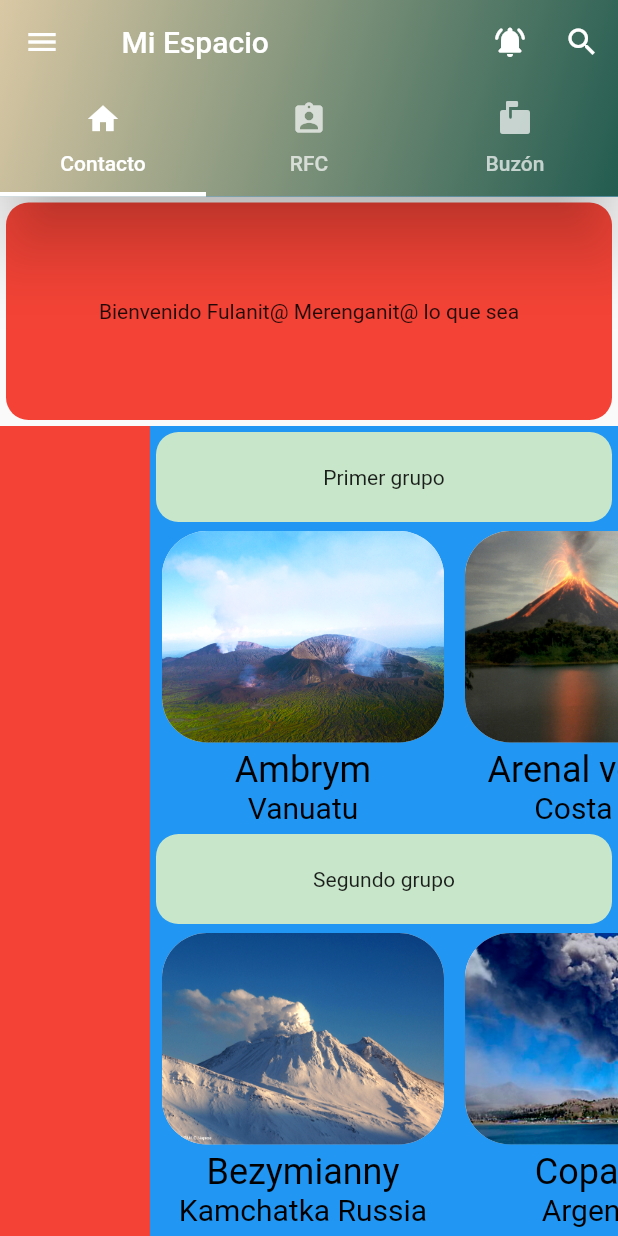
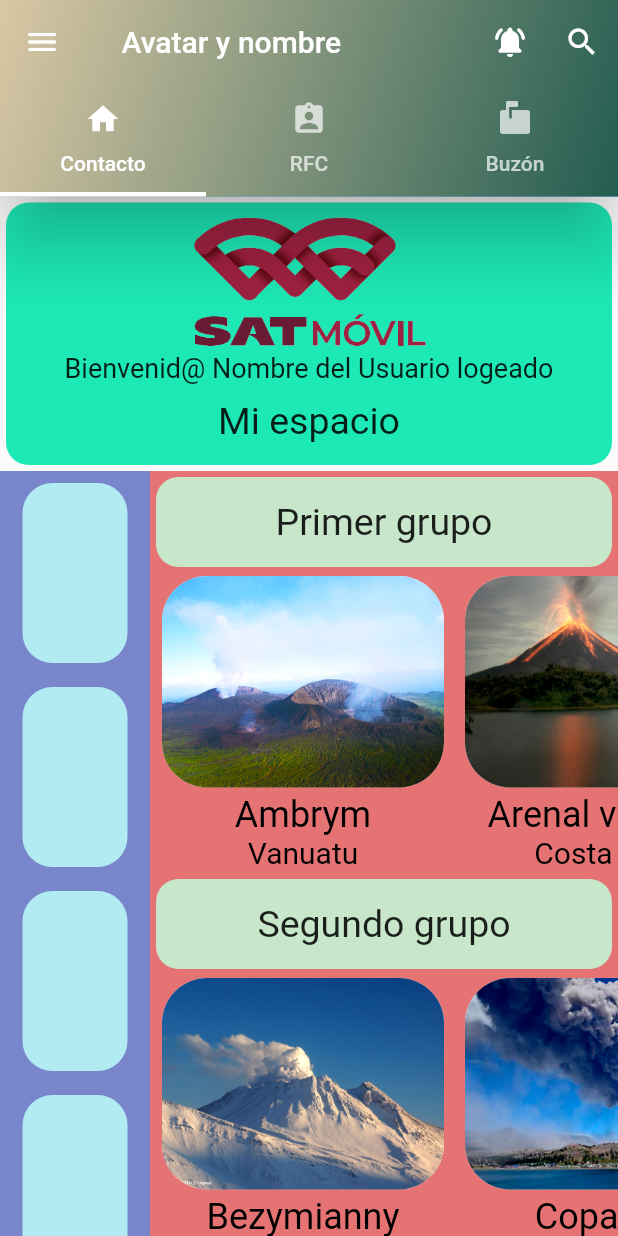
Before and after one commit to luigialejandro/flutter_home_try, a Flutter app: the screen it shows after launch, on a phone screen of 412 x 824 dp. Run offline on Flutter 3.47's test engine with Material 2 defaults, Android fonts, the phone set to English and light mode, and no system bars.

Commit message:
Addign some style to my containers (including color and font size). Towards a new design in my welcome container

```diff
--- a/lib/homepage_try.dart
+++ b/lib/homepage_try.dart
@@ -193,7 +193,7 @@ class _HomePageState extends State<HomePage> {
       length: 3,
       child: Scaffold(
         appBar: AppBar(
-          title: Text('Mi Espacio'),
+          title: Text('Avatar y nombre'),
           //centerTitle: true,
           leading: IconButton(
               onPressed: () {
@@ -249,12 +249,37 @@ class _HomePageState extends State<HomePage> {
               Container(
                 margin: EdgeInsets.symmetric(vertical: 4, horizontal: 4),
                 width: double.infinity,
-                height: 145,
+                height: 175,
                 decoration: BoxDecoration(
-                    color: Colors.red,
+                    color: Colors.tealAccent[400],
                     borderRadius: BorderRadius.all(Radius.circular(15))),
                 child: Center(
-                    child: Text('Bienvenido Fulanit@ Merenganit@ lo que sea')),
+                    child: Column(
+                  mainAxisAlignment: MainAxisAlignment.start,
+                  children: [
+                    Center(
+                      child: Container(
+                        //color: Colors.yellow,
+                        height: 100,
+                        width: 160,
+                        child: Image.asset('assets/images/logo_sat_movil.png'),
+                      ),
+                    ),
+                    Center(
+                      child: Container(
+                        child: Text('Bienvenid@ Nombre del Usuario logeado',
+                            style: TextStyle(fontSize: 18)),
+                      ),
+                    ),
+                    Center(
+                      child: Container(
+                        padding: EdgeInsets.only(top: 10),
+                        child:
+                            Text('Mi espacio', style: TextStyle(fontSize: 25)),
+                      ),
+                    ),
+                  ],
+                )),
               ),
               Row(
                 children: [
@@ -263,9 +288,56 @@ class _HomePageState extends State<HomePage> {
                     height: MediaQuery.of(context).size.height,
                     width: 100,
                     decoration: BoxDecoration(
-                      color: Colors.red,
+                      color: Colors.indigo[300],
                       //borderRadius: BorderRadius.all(Radius.circular(15))),
                       //child: Center(child: Text('Bienvenido lo que sea')),
+                    ),
+                    child: Center(
+                      child: Column(
+                        mainAxisAlignment: MainAxisAlignment.start,
+                        children: [
+                          Container(
+                            margin: EdgeInsets.symmetric(
+                                vertical: 8, horizontal: 2),
+                            width: 70,
+                            height: 120,
+                            decoration: BoxDecoration(
+                                color: Colors.cyan[100],
+                                borderRadius:
+                                    BorderRadius.all(Radius.circular(20))),
+                          ),
+                          Container(
+                            margin: EdgeInsets.symmetric(
+                                vertical: 8, horizontal: 2),
+                            width: 70,
+                            height: 120,
+                            decoration: BoxDecoration(
+                                color: Colors.cyan[100],
+                                borderRadius:
+                                    BorderRadius.all(Radius.circular(20))),
+                          ),
+                          Container(
+                            margin: EdgeInsets.symmetric(
+                                vertical: 8, horizontal: 2),
+                            width: 70,
+                            height: 120,
+                            decoration: BoxDecoration(
+                                color: Colors.cyan[100],
+                                borderRadius:
+                                    BorderRadius.all(Radius.circular(20))),
+                          ),
+                          Container(
+                            margin: EdgeInsets.symmetric(
+                                vertical: 8, horizontal: 2),
+                            width: 70,
+                            height: 120,
+                            decoration: BoxDecoration(
+                                color: Colors.cyan[100],
+                                borderRadius:
+                                    BorderRadius.all(Radius.circular(20))),
+                          ),
+                        ],
+                      ),
                     ),
                   ),
                   Container(
@@ -273,7 +345,7 @@ class _HomePageState extends State<HomePage> {
                     height: MediaQuery.of(context).size.height,
                     width: MediaQuery.of(context).size.width - 100,
                     decoration: BoxDecoration(
-                      color: Colors.blue,
+                      color: Colors.red[300],
                       //borderRadius: BorderRadius.all(Radius.circular(15))),
                       //child: Center(child: Text('Bienvenido lo que sea')),
                     ),
@@ -288,7 +360,9 @@ class _HomePageState extends State<HomePage> {
                               color: Colors.green[100],
                               borderRadius:
                                   BorderRadius.all(Radius.circular(15))),
-                          child: Center(child: Text('Primer grupo')),
+                          child: Center(
+                              child: Text('Primer grupo',
+                                  style: TextStyle(fontSize: 25))),
                         ),
                         Container(
                           height: 200,
@@ -311,7 +385,9 @@ class _HomePageState extends State<HomePage> {
                               color: Colors.green[100],
                               borderRadius:
                                   BorderRadius.all(Radius.circular(15))),
-                          child: Center(child: Text('Segundo grupo')),
+                          child: Center(
+                              child: Text('Segundo grupo',
+                                  style: TextStyle(fontSize: 25))),
                         ),
                         Container(
                           height: 200,
--- a/lib/main.dart
+++ b/lib/main.dart
@@ -12,6 +12,7 @@ class MyApp extends StatelessWidget {
   @override
   Widget build(BuildContext context) {
     return MaterialApp(
+      debugShowCheckedModeBanner: false,
       title: 'Flutter Demo',
       theme: ThemeData(
         primarySwatch: Colors.blue,
```
